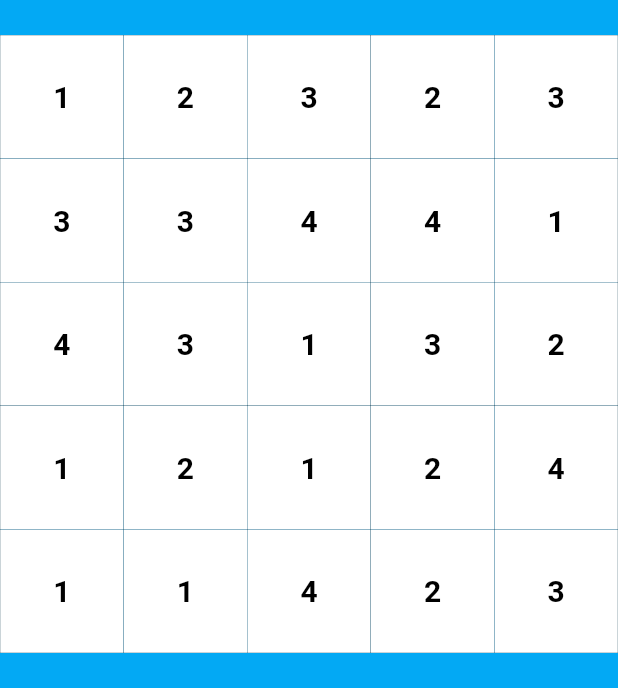
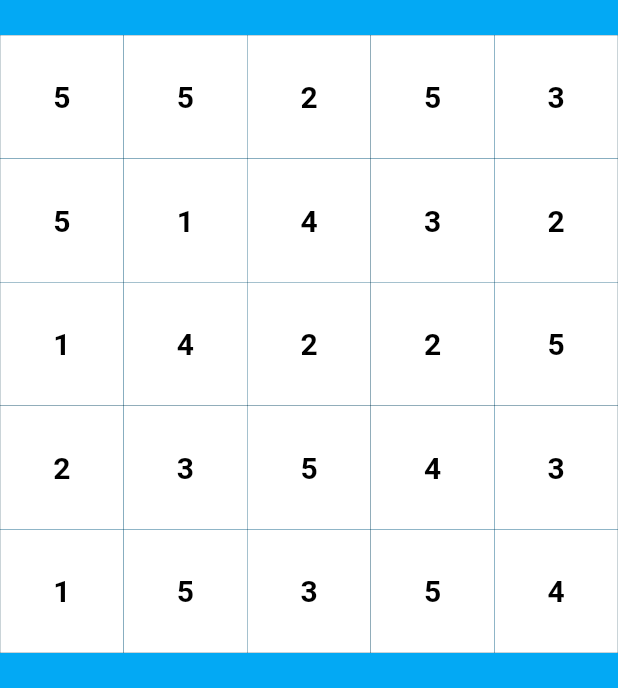
Before and after one commit to AvesSeven/flutterHitori, a Flutter app: the Game screen opened by its route, after a tap on "Check", on a phone screen of 412 x 824 dp. Shown: the part 274-962 px from the top of the screen. Run offline on Flutter 3.47's test engine with Material 2 defaults, Android fonts, the phone set to English and light mode, and no system bars.

Commit message:
feat(game-logic): logic added to check the result

```diff
--- /dev/null
+++ b/lib/mockedData/GridsList.dart
@@ -0,0 +1,36 @@
+class GridsList {
+  final List<List<List<int>>> _grids = [
+      [[5, 5, 2, 5, 3],
+      [5, 1, 4, 3, 2],
+      [1, 4, 2, 2, 5],
+      [2, 3, 5, 4, 3],
+      [1, 5, 3, 5, 4]
+    ],[
+      [1, 5, 4, 4, 2],
+      [4, 1, 3, 2, 4],
+      [2, 3, 5, 4, 5],
+      [4, 5, 5, 1, 4],
+      [1, 4, 2, 5, 1]
+    ],[
+      [5, 5, 1, 1, 3],
+      [2, 4, 1, 3, 1],
+      [2, 3, 4, 5, 5],
+      [5, 2, 4, 1, 4],
+      [1, 1, 2, 3, 5]
+    ],[
+      [5, 2, 5, 2, 3],
+      [5, 3, 3, 2, 4],
+      [3, 4, 3, 5, 4],
+      [3, 1, 4, 4, 5],
+      [1, 4, 4, 3, 3]
+    ],[
+      [4, 2, 1, 5, 5],
+      [1, 5, 2, 5, 1],
+      [2, 5, 4, 3, 5],
+      [5, 4, 3, 1, 2],
+      [1, 4, 5, 1, 4]
+    ]
+  ];
+
+  List<List<List<int>>> get grids => _grids;
+}
--- a/lib/pages/Game.dart
+++ b/lib/pages/Game.dart
@@ -1,5 +1,7 @@
 import 'dart:math';
 
+import 'package:compilation_et_dev_mobile/mockedData/GridsList.dart';
+import 'package:compilation_et_dev_mobile/Utils/Pair.dart';
 import 'package:compilation_et_dev_mobile/components/Grid.dart';
 import 'package:flutter/material.dart';
 
@@ -17,20 +19,106 @@ class Game extends StatefulWidget {
 
 class _GameState extends State<Game> {
   late Grid grid;
+  static List<Pair> visited = [];
 
   void initGrid() {
+    GridsList gridsList = GridsList();
+    final gridLength = 5;
     final random = Random();
-    final gridLength = 5;
+
+    final randomGrid = random.nextInt(gridsList.grids.length);
 
     final gridData = List.generate(gridLength, (_) {
       return List.generate(gridLength, (_) {
-        final randomNumber = random.nextInt(gridLength - 1) + 1;
-        return Cell(false, randomNumber);
+        return Cell(false, -1);
       });
     });
 
+    for(int i = 0; i < gridLength; i++) {
+      for(int j = 0; j < gridLength; j++) {
+        gridData[i][j] = Cell(false, gridsList.grids[randomGrid][i][j]);
+      }
+    }
+
     grid = Grid(gridData, gridLength, false);
     setState(() {});
+  }
+
+
+  bool checkGrid() {
+    for (int i = 0; i < grid.length; i++) {
+      for(int j = 0; j < grid.length; j++) {
+        if(grid.grid![i][j].blackened) {
+          if(hasBlackenedCellAround(i, j)) {
+            return false;
+          }
+        } else {
+          int cellNumber = grid.grid![i][j].number;
+          if (hasSiblingsOnSameAxes(i, j, cellNumber)) {
+            return false;
+          }
+        }
+      }
+    }
+    return isConnexe();
+  }
+
+  bool hasBlackenedCellAround(int i, int j) {
+    bool cellBlackenedUp = (i - 1 >= 0) && grid.grid![i-1][j].blackened;
+    bool cellBlackenedDown = (i + 1 < grid.length) && grid.grid![i+1][j].blackened;
+    bool cellBlackenedRight = (j - 1 >= 0) && grid.grid![i][j-1].blackened;
+    bool cellBlackenedLeft = (j + 1 < grid.length) && grid.grid![i][j+1].blackened;
+
+    return cellBlackenedUp || cellBlackenedDown || cellBlackenedRight || cellBlackenedLeft;
+  }
+
+  bool hasSiblingsOnSameAxes(int i, int j, int number) {
+    for (int k = 0; k < grid.length; k++) {
+      if((k != i) && !(grid.grid![k][j].blackened) && (grid.grid![k][j].number == number)) {
+        return true;
+      }
+    }
+
+    for (int k = 0; k < grid.length; k++) {
+      if((k != j) && !(grid.grid![i][k].blackened) && (grid.grid![i][k].number == number)) {
+        return true;
+      }
+    }
+
+    return false;
+  }
+
+  static int nbOfConnexeCells(Grid grid, int i, int j) {
+    if((i < 0) || (i >= grid.length) || (j < 0) || (j >= grid.length) || (grid.grid![i][j].blackened) || visited.contains(Pair(i, j))) {
+      return 0;
+    } else {
+      visited.add(Pair(i, j));
+      return 1 + nbOfConnexeCells(grid, i-1, j) + nbOfConnexeCells(grid, i, j+1) + nbOfConnexeCells(grid, i+1, j) + nbOfConnexeCells(grid, i, j-1);
+    }
+  }
+
+  int nbOfBlackenedCells() {
+    int nbCells = 0;
+    for (int i = 0; i < grid.length; i++) {
+      for (int j = 0; j < grid.length; j++) {
+        if (grid.grid![i][j].blackened) {
+          nbCells++;
+        }
+      }
+    }
+    return nbCells;
+  }
+
+  bool isConnexe() {
+    visited = [];
+    for (int i = 0; i < grid.length; i++) {
+      for (int j = 0; j < grid.length; j++) {
+        if (!(grid.grid![i][j].blackened)) {
+          return (nbOfConnexeCells(grid, i, j) + nbOfBlackenedCells()) == (grid.length * grid.length);
+        }
+      }
+    }
+    return false;
   }
 
   @override
@@ -142,10 +230,8 @@ class _GameState extends State<Game> {
                         MaterialStateProperty.all<Color>(Colors.black),
                   ),
                   onPressed: () {
-                    Navigator.pushNamed(
-                      context,
-                      '/game',
-                    );
+                    //TODO : Pop Up
+                    print(checkGrid());
                   },
                   child: const Text(
                     'Check',
--- /dev/null
+++ b/lib/utils/Pair.dart
@@ -0,0 +1,18 @@
+class Pair {
+  final int _row;
+  final int _col;
+
+  Pair(this._row, this._col);
+
+  int get row => _row;
+
+  int get col => _col;
+
+  @override
+  bool operator ==(Object other) {
+    if (other is Pair) {
+      return _row == other.row && _col == other.col;
+    }
+    return false;
+  }
+}
```
